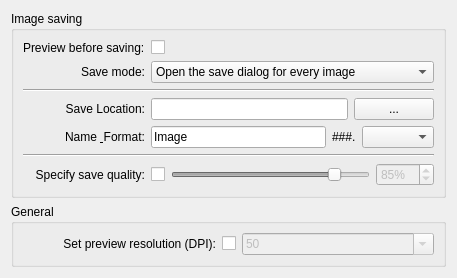
First picture: the form in src/settings.ui, repository KDE/skanlite, before the edit.
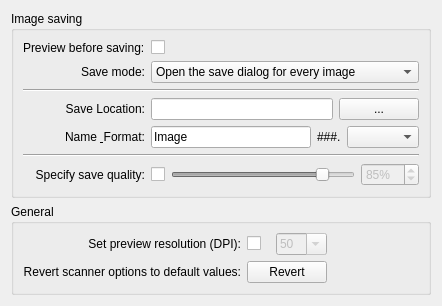
Second picture: the form after the edit. Custom widgets are drawn as their Qt base class.

Commit message: Save scanner options on exit + add revert button to settings dialog

Diff of the .ui file:
```diff
--- a/src/settings.ui
+++ b/src/settings.ui
@@ -6,8 +6,8 @@
    <rect>
     <x>0</x>
     <y>0</y>
-    <width>457</width>
-    <height>269</height>
+    <width>400</width>
+    <height>272</height>
    </rect>
   </property>
   <property name="windowTitle">
@@ -231,7 +231,7 @@
      <property name="title">
       <string>General</string>
      </property>
-     <layout class="QGridLayout" name="gridLayout_2" columnstretch="1,0,1">
+     <layout class="QGridLayout" name="gridLayout_2" columnstretch="0,0,0,0">
       <item row="0" column="2">
        <widget class="KComboBox" name="previewDPI">
         <property name="enabled">
@@ -295,6 +295,36 @@
         </property>
        </widget>
       </item>
+      <item row="1" column="1" colspan="2">
+       <widget class="QPushButton" name="revertOptions">
+        <property name="text">
+         <string>Revert</string>
+        </property>
+       </widget>
+      </item>
+      <item row="1" column="0">
+       <widget class="QLabel" name="label_8">
+        <property name="text">
+         <string>Revert scanner options to default values:</string>
+        </property>
+        <property name="alignment">
+         <set>Qt::AlignRight|Qt::AlignTrailing|Qt::AlignVCenter</set>
+        </property>
+       </widget>
+      </item>
+      <item row="1" column="3">
+       <spacer name="horizontalSpacer">
+        <property name="orientation">
+         <enum>Qt::Horizontal</enum>
+        </property>
+        <property name="sizeHint" stdset="0">
+         <size>
+          <width>40</width>
+          <height>20</height>
+         </size>
+        </property>
+       </spacer>
+      </item>
      </layout>
     </widget>
    </item>
```
The commit also changes 3 other files.
